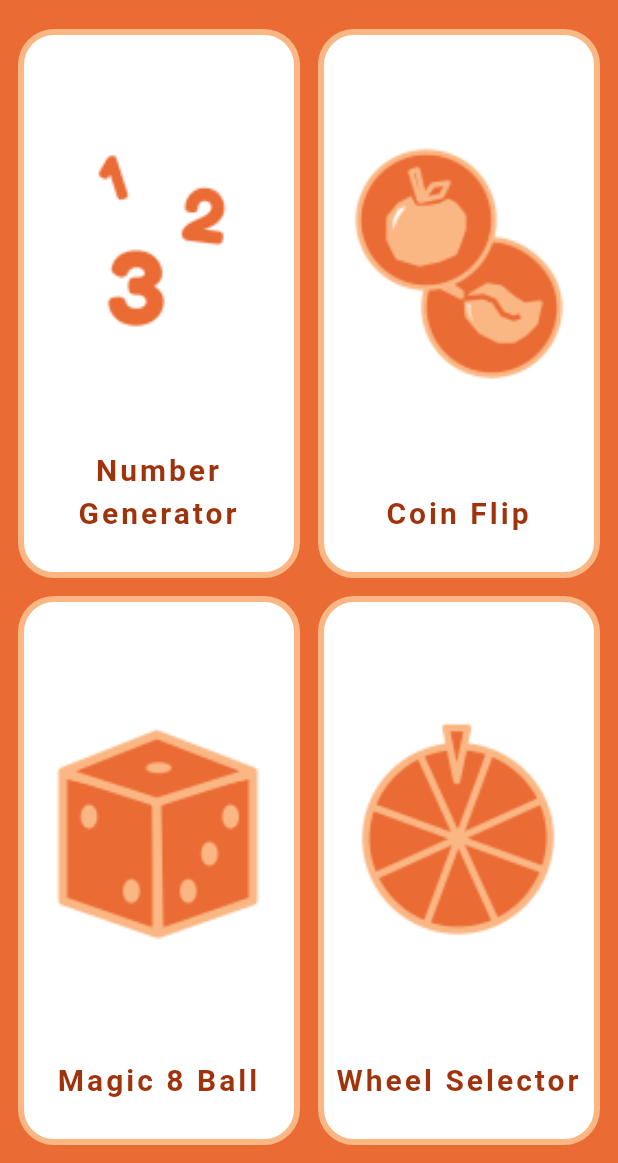
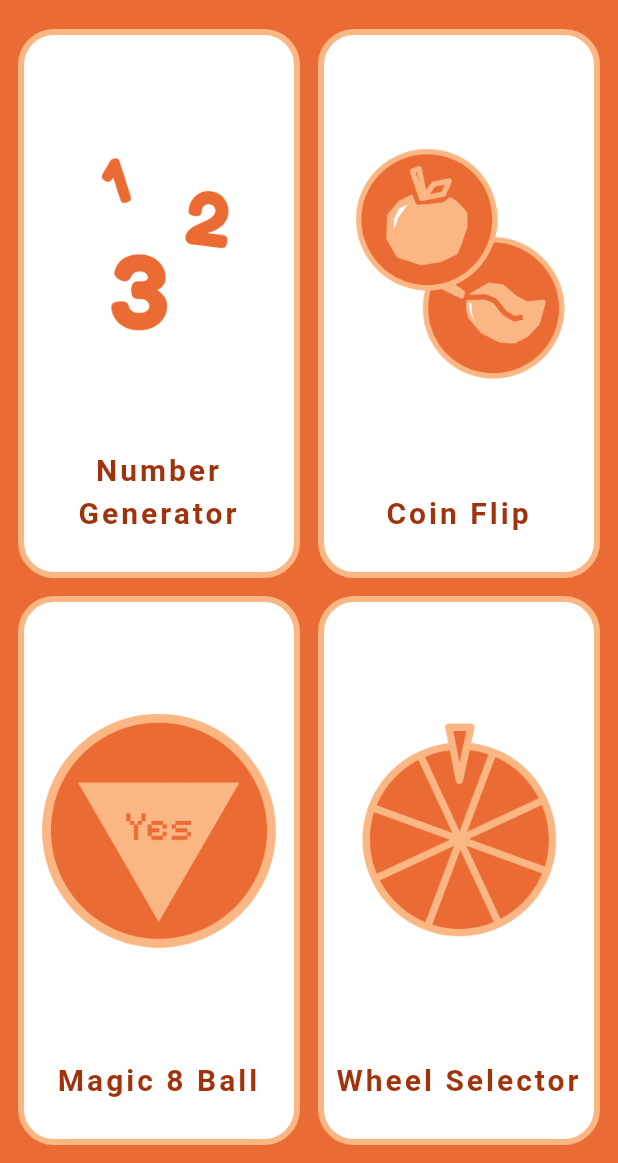
Before and after one commit to TavinaC/Decide., a Flutter app: the screen it shows after launch, on a phone screen of 412 x 824 dp, the part 73-1236 px from its top. Run offline on Flutter 3.47's test engine with Material 3 defaults, Android fonts, the phone set to English and light mode, and no system bars; our stand-ins replace google_fonts.

Commit message:
updated icons

```diff
--- a/lib/pages/home.dart
+++ b/lib/pages/home.dart
@@ -21,7 +21,7 @@ class HomePage extends StatelessWidget {
     'assets/coin.png',
     'assets/dice.png',
     'assets/wheel.png',
-    'assets/dice.png',
+    'assets/ball.png',
   ];
 
   @override
```
Also changed, not shown: assets/ball.png (added), assets/coin.png, assets/coin_head.png, assets/coin_tail.png, assets/rng.png, assets/wheel.png.
